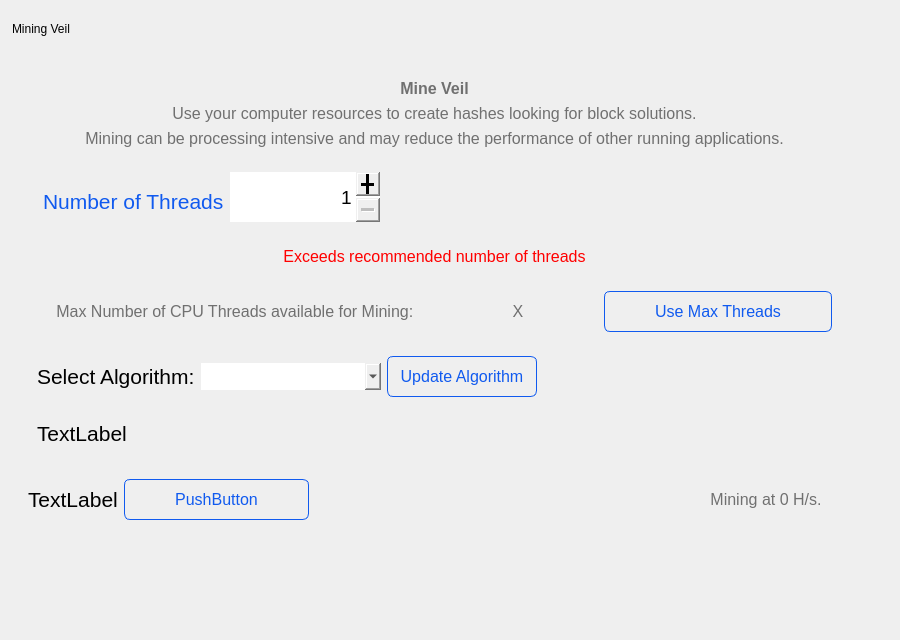
First picture: the form in src/qt/veil/forms/miningwidget.ui, repository Veil-Project/veil, before the edit.
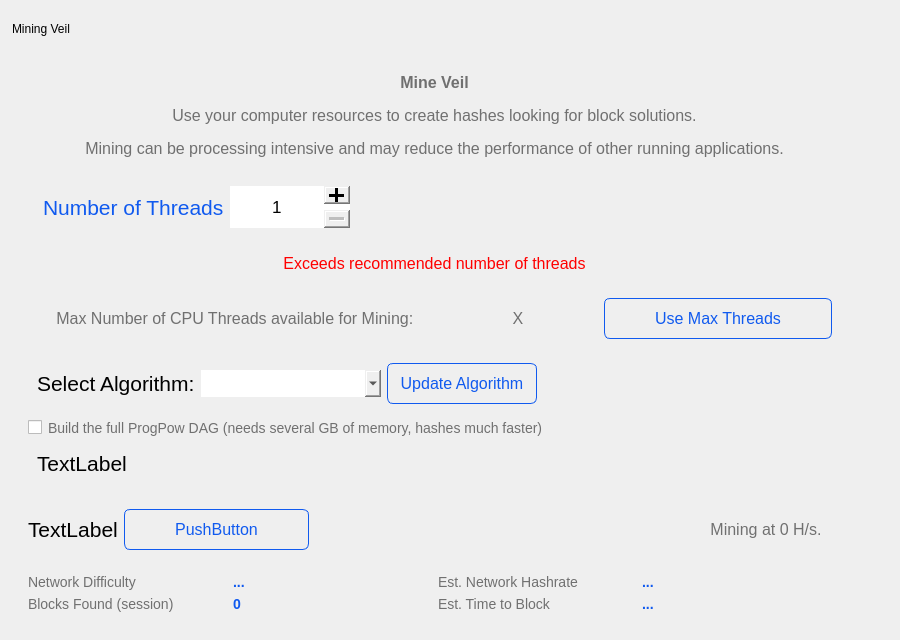
Second picture: the form after the edit.

The edit to the form file:
```diff
--- a/src/qt/veil/forms/miningwidget.ui
+++ b/src/qt/veil/forms/miningwidget.ui
@@ -57,9 +57,9 @@
       <property name="geometry">
        <rect>
         <x>10</x>
-        <y>70</y>
+        <y>60</y>
         <width>849</width>
-        <height>468</height>
+        <height>570</height>
        </rect>
       </property>
       <property name="styleSheet">
@@ -174,12 +174,6 @@
                  <height>30</height>
                 </size>
                </property>
-               <property name="maximumSize">
-                <size>
-                 <width>16777215</width>
-                 <height>20</height>
-                </size>
-               </property>
                <property name="font">
                 <font>
                  <pointsize>16</pointsize>
@@ -206,21 +200,27 @@
               <widget class="QSpinBox" name="numThreads">
                <property name="minimumSize">
                 <size>
-                 <width>150</width>
-                 <height>50</height>
+                 <width>120</width>
+                 <height>42</height>
+                </size>
+               </property>
+               <property name="maximumSize">
+                <size>
+                 <width>140</width>
+                 <height>42</height>
                 </size>
                </property>
                <property name="font">
                 <font>
-                 <pointsize>14</pointsize>
+                 <pointsize>13</pointsize>
                 </font>
                </property>
                <property name="styleSheet">
-                <string notr="true">QSpinBox::up-button { width: 24px; height: 24px;}
-QSpinBox::down-button { width: 24px; height: 24px;}</string>
+                <string notr="true">QSpinBox::up-button { width: 26px; height: 18px; }
+QSpinBox::down-button { width: 26px; height: 18px; }</string>
                </property>
                <property name="alignment">
-                <set>Qt::AlignRight|Qt::AlignTrailing|Qt::AlignVCenter</set>
+                <set>Qt::AlignHCenter|Qt::AlignVCenter</set>
                </property>
                <property name="buttonSymbols">
                 <enum>QAbstractSpinBox::PlusMinus</enum>
@@ -477,6 +477,17 @@
             </layout>
            </widget>
           </item>
+          <item>
+           <widget class="QCheckBox" name="chkProgPowDag">
+            <property name="styleSheet">
+             <string notr="true">color:#707070;
+font-size:14px;</string>
+            </property>
+            <property name="text">
+             <string>Build the full ProgPow DAG (needs several GB of memory, hashes much faster)</string>
+            </property>
+           </widget>
+          </item>
           <item>
            <widget class="QFrame" name="frame_3">
             <property name="frameShape">
@@ -603,6 +614,110 @@
          </layout>
         </widget>
        </item>
+       <item>
+        <widget class="QFrame" name="frameStats">
+         <property name="frameShape">
+          <enum>QFrame::StyledPanel</enum>
+         </property>
+         <property name="frameShadow">
+          <enum>QFrame::Raised</enum>
+         </property>
+         <layout class="QGridLayout" name="gridStats">
+          <item row="0" column="0">
+           <widget class="QLabel" name="lblDifficultyCaption">
+             <property name="styleSheet">
+              <string notr="true">color:#707070;
+font-size:14px;</string>
+             </property>
+             <property name="text">
+              <string>Network Difficulty</string>
+             </property>
+            </widget>
+          </item>
+          <item row="0" column="1">
+           <widget class="QLabel" name="lblDifficulty">
+             <property name="styleSheet">
+              <string notr="true">color:#105AEF;
+font-size:14px;
+font-weight:bold;</string>
+             </property>
+             <property name="text">
+              <string>...</string>
+             </property>
+            </widget>
+          </item>
+          <item row="0" column="2">
+           <widget class="QLabel" name="lblNetworkHashCaption">
+             <property name="styleSheet">
+              <string notr="true">color:#707070;
+font-size:14px;</string>
+             </property>
+             <property name="text">
+              <string>Est. Network Hashrate</string>
+             </property>
+            </widget>
+          </item>
+          <item row="0" column="3">
+           <widget class="QLabel" name="lblNetworkHash">
+             <property name="styleSheet">
+              <string notr="true">color:#105AEF;
+font-size:14px;
+font-weight:bold;</string>
+             </property>
+             <property name="text">
+              <string>...</string>
+             </property>
+            </widget>
+          </item>
+          <item row="1" column="0">
+           <widget class="QLabel" name="lblBlocksFoundCaption">
+             <property name="styleSheet">
+              <string notr="true">color:#707070;
+font-size:14px;</string>
+             </property>
+             <property name="text">
+              <string>Blocks Found (session)</string>
+             </property>
+            </widget>
+          </item>
+          <item row="1" column="1">
+           <widget class="QLabel" name="lblBlocksFound">
+             <property name="styleSheet">
+              <string notr="true">color:#105AEF;
+font-size:14px;
+font-weight:bold;</string>
+             </property>
+             <property name="text">
+              <string>0</string>
+             </property>
+            </widget>
+          </item>
+          <item row="1" column="2">
+           <widget class="QLabel" name="lblTimeToBlockCaption">
+             <property name="styleSheet">
+              <string notr="true">color:#707070;
+font-size:14px;</string>
+             </property>
+             <property name="text">
+              <string>Est. Time to Block</string>
+             </property>
+            </widget>
+          </item>
+          <item row="1" column="3">
+           <widget class="QLabel" name="lblTimeToBlock">
+             <property name="styleSheet">
+              <string notr="true">color:#105AEF;
+font-size:14px;
+font-weight:bold;</string>
+             </property>
+             <property name="text">
+              <string>...</string>
+             </property>
+            </widget>
+          </item>
+         </layout>
+        </widget>
+       </item>
       </layout>
      </widget>
      <widget class="QWidget" name="layoutWidget">
```
